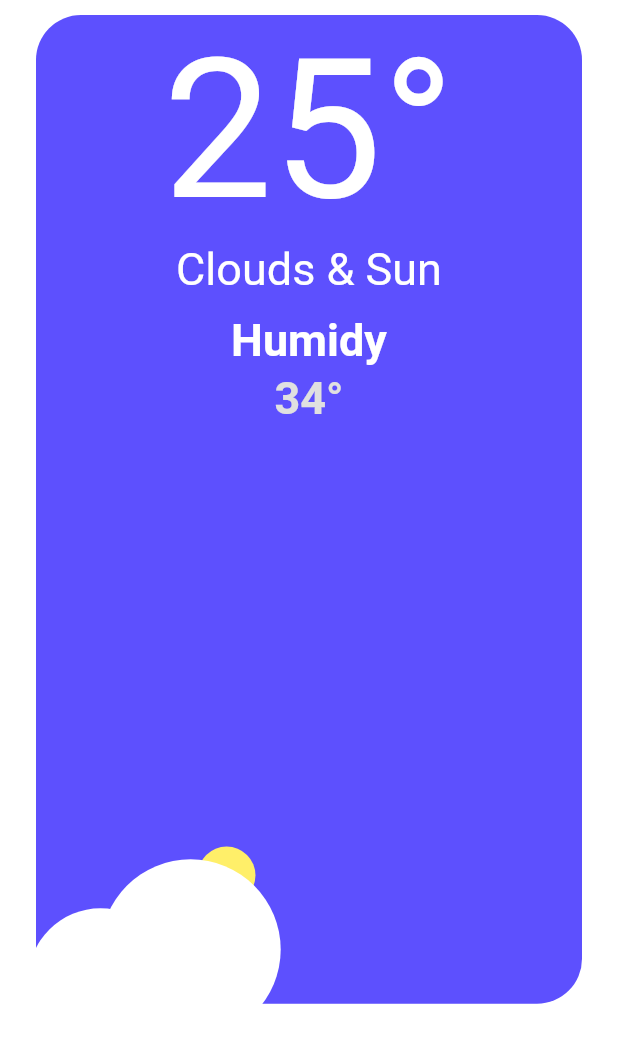
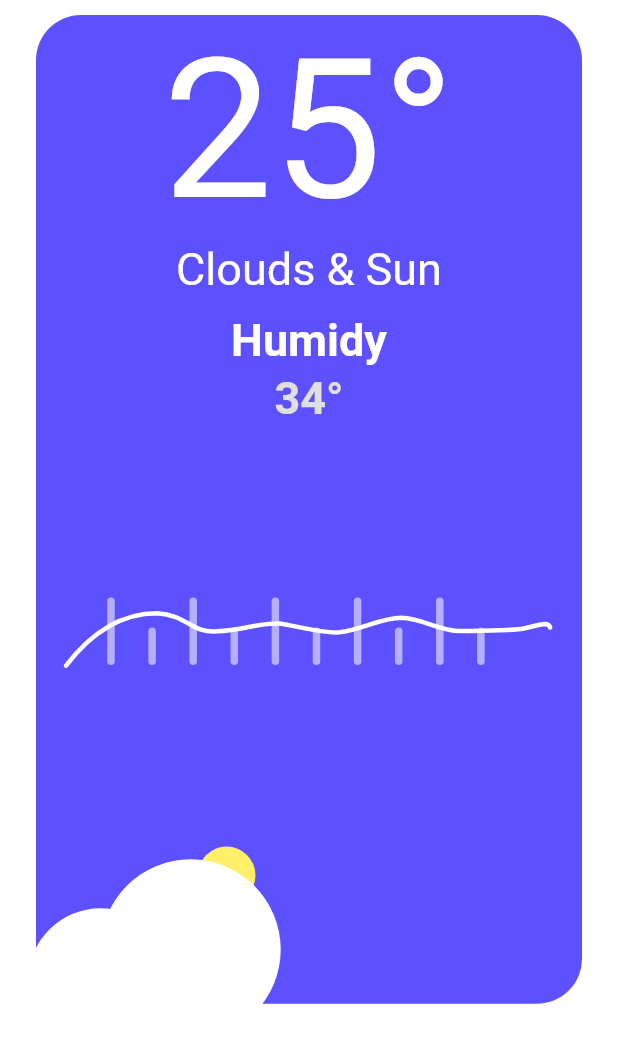
Before and after one commit to mubaracktahir/weatherAppNew, a Flutter app: the WeatherScreen screen opened directly, after a tap on "25°", on a phone screen of 412 x 824 dp, the part 132-1195 px from its top. Run offline on Flutter 3.47's test engine with Material 2 defaults, Android fonts, the phone set to English and light mode, and no system bars; our stand-ins replace shared_preferences; missing offline and left inert: drawable; accounts and stored records are empty.

Commit message:
added animated lineStroke to weatherScreen

```diff
--- a/weather_app/lib/presentation/screens/examplePaint.dart
+++ b/weather_app/lib/presentation/screens/examplePaint.dart
@@ -1,19 +1,27 @@
 import 'package:flutter/material.dart';
 import 'package:weather_app/presentation/widgets/customCloudySun.dart';
+import 'package:weather_app/presentation/widgets/customLineStroke.dart';
 
 class ExamplePaint extends StatelessWidget {
   @override
   Widget build(BuildContext context) {
     return Scaffold(
       backgroundColor: Colors.greenAccent,
-      body: Container(
-        alignment: Alignment.center,
+      body: Center(
         child: Container(
-          decoration:
-              BoxDecoration(border: Border.all(width: 1, color: Colors.white)),
-          child: CustomPaint(
-            size: Size(400, 400),
-            painter: CustomCloudySun(isSmallSun: true),
+          alignment: Alignment.center,
+          child: Container(
+            alignment: Alignment.center,
+            decoration: BoxDecoration(
+                border: Border.all(width: 1, color: Colors.white)),
+            child: Container(
+              decoration: BoxDecoration(
+                  border: Border.all(width: 1, color: Colors.white)),
+              child: CustomPaint(
+                size: Size(300, 70),
+                painter: CustomLineStroke(),
+              ),
+            ),
           ),
         ),
       ),
--- a/weather_app/lib/presentation/screens/weather_screen.dart
+++ b/weather_app/lib/presentation/screens/weather_screen.dart
@@ -86,7 +86,7 @@ class _WeatherScreenState extends State<WeatherScreen> {
                       increaseWeatherTile = !increaseWeatherTile;
                       print(increaseWeatherTile);
                     });
-                    print(increaseWeatherTile);
+                    //print(increaseWeatherTile);
                   },
                   child: WeatherDisplayTile(
                     increaseTile: increaseWeatherTile,
--- /dev/null
+++ b/weather_app/lib/presentation/widgets/customLineStroke.dart
@@ -0,0 +1,90 @@
+import 'package:flutter/material.dart';
+
+class CustomLineStroke extends CustomPainter {
+  @override
+  void paint(Canvas canvas, Size size) {
+    double xDistance = 30;
+
+    for (int i = 1; i <= 10; i++) {
+      double height = i % 2 == 0 ? size.height * 0.5714 : size.height * 0.85714;
+      double dOffset = i % 2 == 0 ? size.height * 0.28574 : 0;
+      canvas.drawLine(
+          Offset(xDistance, 20 + dOffset),
+          Offset(xDistance, height + dOffset),
+          Paint()
+            ..strokeCap = StrokeCap.round
+            ..color = Colors.white54
+            ..strokeWidth = 5.0);
+      xDistance += size.width / 10 - 5;
+    }
+
+    Paint paint_0 = new Paint()
+      ..color = Colors.white
+      ..style = PaintingStyle.stroke
+      ..strokeCap = StrokeCap.round
+      ..strokeWidth = 3;
+
+    Path path_0 = Path();
+    path_0.moveTo(0, size.height * 0.9);
+    path_0.quadraticBezierTo(size.width * 0.0821875, size.height * 0.40,
+        size.width * 0.1875000, size.height * 0.4000000);
+    path_0.cubicTo(
+        size.width * 0.2509375,
+        size.height * 0.4190000,
+        size.width * 0.2578125,
+        size.height * 0.5930000,
+        size.width * 0.3112500,
+        size.height * 0.5720000);
+    path_0.cubicTo(
+        size.width * 0.3656250,
+        size.height * 0.5615000,
+        size.width * 0.3943750,
+        size.height * 0.4905000,
+        size.width * 0.4387500,
+        size.height * 0.4980000);
+    path_0.cubicTo(
+        size.width * 0.4759375,
+        size.height * 0.5230000,
+        size.width * 0.5290625,
+        size.height * 0.5950000,
+        size.width * 0.5625000,
+        size.height * 0.5820000);
+    path_0.cubicTo(
+        size.width * 0.6068750,
+        size.height * 0.5595000,
+        size.width * 0.6468750,
+        size.height * 0.4465000,
+        size.width * 0.6900000,
+        size.height * 0.4440000);
+    path_0.cubicTo(
+        size.width * 0.7315625,
+        size.height * 0.4475000,
+        size.width * 0.7709375,
+        size.height * 0.5725000,
+        size.width * 0.8112500,
+        size.height * 0.5700000);
+    path_0.cubicTo(
+        size.width * 0.8543750,
+        size.height * 0.5685000,
+        size.width * 0.9118750,
+        size.height * 0.5655000,
+        size.width * 0.9387500,
+        size.height * 0.5480000);
+    path_0.cubicTo(
+        size.width * 0.9603125,
+        size.height * 0.5305000,
+        size.width * 0.9609375,
+        size.height * 0.5175000,
+        size.width * 0.9850000,
+        size.height * 0.5020000);
+    path_0.quadraticBezierTo(size.width * 0.9940625, size.height * 0.5025000,
+        size.width * 0.9962500, size.height * 0.5360000);
+
+    canvas.drawPath(path_0, paint_0);
+  }
+
+  @override
+  bool shouldRepaint(covariant CustomPainter oldDelegate) {
+    return false;
+  }
+}
--- a/weather_app/lib/presentation/widgets/weather_display_tile.dart
+++ b/weather_app/lib/presentation/widgets/weather_display_tile.dart
@@ -1,4 +1,5 @@
 import 'package:flutter/material.dart';
+import 'package:weather_app/presentation/widgets/customLineStroke.dart';
 import 'package:weather_app/utils/app_color.dart';
 import './customCloudySun.dart';
 
@@ -83,6 +84,20 @@ class _WeatherDisplayTileState extends State<WeatherDisplayTile>
             ],
           ),
         ),
+        Positioned(
+          top: _size.height * 0.45,
+          right: 0.0,
+          left: 0.0,
+          child: AnimatedContainer(
+            duration: Duration(milliseconds: 200),
+            height: widget.increaseTile ? 70 : 0.0,
+            padding: EdgeInsets.symmetric(horizontal: 20.0),
+            child: CustomPaint(
+              size: Size(300, 70),
+              painter: CustomLineStroke(),
+            ),
+          ),
+        ),
         AnimatedPositioned(
           duration: Duration(milliseconds: 200),
           bottom: widget.increaseTile
```
